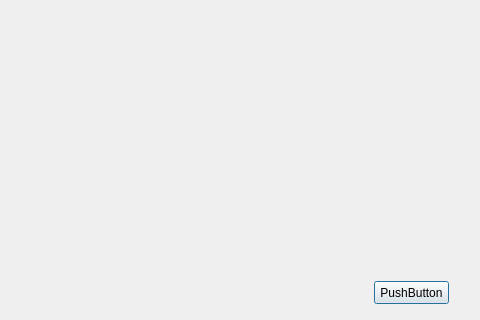
Qt form Forms/chooiceseats.ui (MateuszLin/CinemaProjectCpp) before a commit; both pictures show x 106 to 586 and y 89 to 409 of the 586 by 409 pixel window.
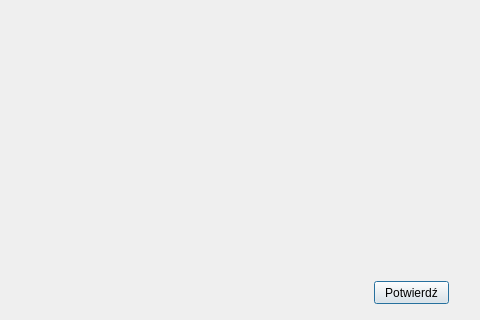
The same form after that commit.

What changed in the file:
```diff
--- a/Forms/chooiceseats.ui
+++ b/Forms/chooiceseats.ui
@@ -47,7 +47,7 @@
     </rect>
    </property>
    <property name="text">
-    <string>PushButton</string>
+    <string>Potwierdź</string>
    </property>
   </widget>
   <widget class="QLabel" name="counterLabel">
```
